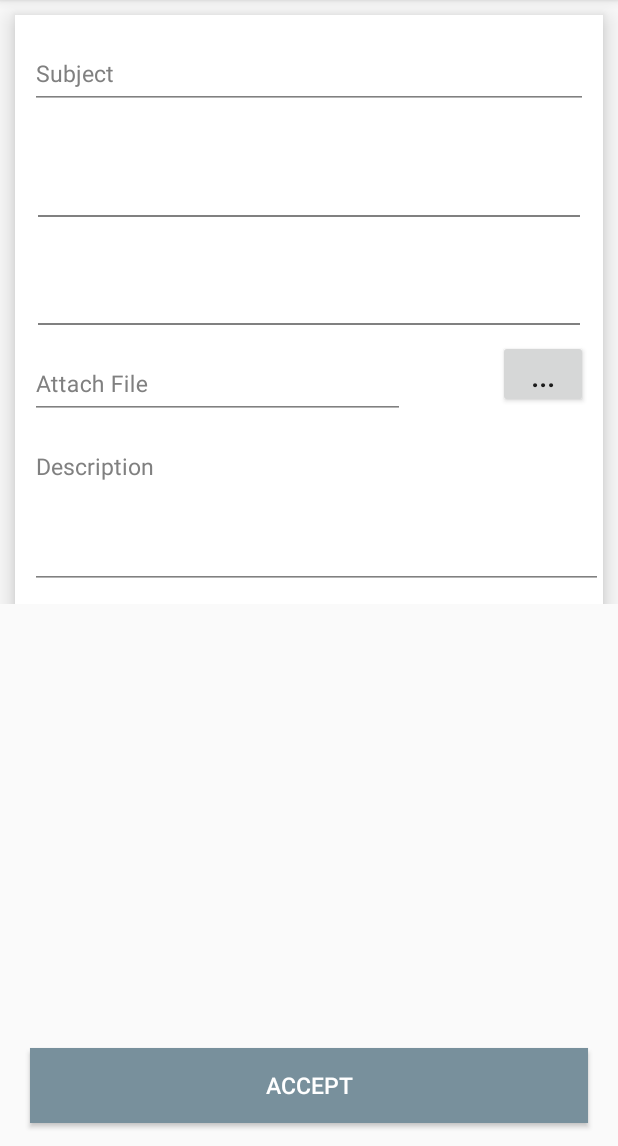
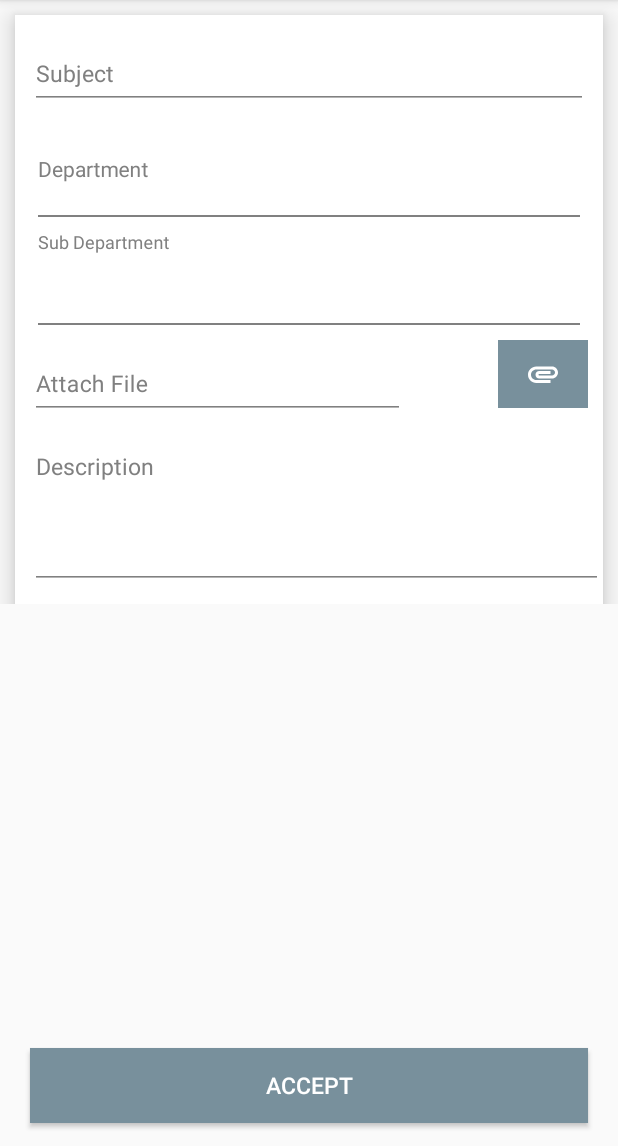
Before and after one commit to abhilashlohar/emitra_app, an Android app: the GrievanceFormActivity screen opened directly, with no data from a screen before it, on a phone screen of 412 x 824 dp, the part 90-1236 px from its top. Run offline under Robolectric (Android 15) with nearby library versions, the phone set to English and light mode, and no system bars.

Commit message:
First Commit

```diff
--- a/app/src/main/java/com/phppoets/grievance/activity/GrievanceFormActivity.java
+++ b/app/src/main/java/com/phppoets/grievance/activity/GrievanceFormActivity.java
@@ -17,6 +17,7 @@ public class GrievanceFormActivity extends AppCompatActivity {
     protected void onCreate(Bundle savedInstanceState) {
         super.onCreate(savedInstanceState);
         setContentView(R.layout.activity_grievance_form);
+        autoTextViewDepartment = (AutoCompleteTextView) findViewById(R.id.autoTextViewDepartment);
         dtInterface = new DataTransferInterface() {
             @Override
             public void setValues(String al) {
--- a/app/src/main/java/com/phppoets/grievance/activity/LoginActivity.java
+++ b/app/src/main/java/com/phppoets/grievance/activity/LoginActivity.java
@@ -54,7 +54,7 @@ public class LoginActivity extends AppCompatActivity {
             @Override
             public void onClick(View view) {
 
-                Intent intent = new Intent(LoginActivity.this, GrievanceFormActivity.class);
+                Intent intent = new Intent(LoginActivity.this, SignUpActivity.class);
                 startActivity(intent);
 
 
--- a/app/src/main/java/com/phppoets/grievance/activity/PaymentStatusActivity.java
+++ b/app/src/main/java/com/phppoets/grievance/activity/PaymentStatusActivity.java
@@ -18,6 +18,7 @@ import com.phppoets.grievance.model.notification.fetchdetail.FetchDetailResult;
 import com.phppoets.grievance.model.notification.fetchdetail.TransactionDetails;
 import com.phppoets.grievance.rest.RestClient;
 
+import java.util.ArrayList;
 import java.util.List;
 
 import retrofit2.Call;
@@ -55,7 +56,7 @@ public class PaymentStatusActivity extends AppCompatActivity {
         rvPaymentDetail.setItemAnimator(new DefaultItemAnimator());
         RecyclerView.LayoutManager mLayoutManager = new LinearLayoutManager(getApplicationContext(), LinearLayoutManager.VERTICAL, false);
         rvPaymentDetail.setLayoutManager((mLayoutManager));
-        billDetail = new BillDetail();
+        billDetailList = new ArrayList<BillDetail>();
         if (getIntent().hasExtra("id")) {
             id = getIntent().getStringExtra("id");
             data = getIntent().getStringExtra("data");
--- a/app/src/main/java/com/phppoets/grievance/adapter/BillDetailAdapter.java
+++ b/app/src/main/java/com/phppoets/grievance/adapter/BillDetailAdapter.java
@@ -26,7 +26,7 @@ public class BillDetailAdapter extends RecyclerView.Adapter<BillDetailAdapter.My
     private List<BillDetail> billDetailList;
     private Activity mContext;
 
-    public BillDetailAdapter(Activity context, List<BillDetail> paymentDetailList) {
+    public BillDetailAdapter(Activity context, List<BillDetail> billDetailList) {
         this.mContext = context;
         this.billDetailList = billDetailList;
     }
--- /dev/null
+++ b/app/src/main/res/drawable/ic_attachment_black_24dp.xml
@@ -0,0 +1,9 @@
+<vector xmlns:android="http://schemas.android.com/apk/res/android"
+    android:width="24dp"
+    android:height="24dp"
+    android:viewportHeight="24.0"
+    android:viewportWidth="24.0">
+    <path
+        android:fillColor="#fff"
+        android:pathData="M2,12.5C2,9.46 4.46,7 7.5,7H18c2.21,0 4,1.79 4,4s-1.79,4 -4,4H9.5C8.12,15 7,13.88 7,12.5S8.12,10 9.5,10H17v2H9.41c-0.55,0 -0.55,1 0,1H18c1.1,0 2,-0.9 2,-2s-0.9,-2 -2,-2H7.5C5.57,9 4,10.57 4,12.5S5.57,16 7.5,16H17v2H7.5C4.46,18 2,15.54 2,12.5z" />
+</vector>
--- a/app/src/main/res/layout/activity_grievance_form.xml
+++ b/app/src/main/res/layout/activity_grievance_form.xml
@@ -100,11 +100,9 @@
                     android:theme="@style/TextLabelAll">
 
                     <AutoCompleteTextView
-                        android:id="@+id/autoCompleteTextView"
-                        android:layout_width="0dp"
+                        android:id="@+id/autoTextViewDepartment"
+                        android:layout_width="match_parent"
                         android:layout_height="40dp"
-                        android:layout_toLeftOf="@+id/img_search"
-                        android:layout_weight="6"
                         android:background="@color/white"
                         android:dropDownHeight="250dp"
                         android:hint="@string/Department"
@@ -135,11 +133,9 @@
                     android:theme="@style/TextLabelAll">
 
                     <AutoCompleteTextView
-                        android:id="@+id/autoCompleteTextViewSub"
-                        android:layout_width="0dp"
+                        android:id="@+id/autoTextViewSubDepartment"
+                        android:layout_width="match_parent"
                         android:layout_height="40dp"
-                        android:layout_toLeftOf="@+id/img_search"
-                        android:layout_weight="6"
                         android:background="@color/white"
                         android:dropDownHeight="250dp"
                         android:hint="@string/SubDepartment"
@@ -185,14 +181,15 @@
 
                     </android.support.design.widget.TextInputLayout>
 
-                    <Button
+                    <ImageButton
                         android:id="@+id/btnAttachFile"
                         android:layout_width="60dp"
                         android:layout_height="45dp"
                         android:layout_alignParentRight="true"
                         android:layout_marginBottom="10dp"
                         android:layout_marginRight="10dp"
-                        android:text="..."
+                        android:background="@color/colorPrimary"
+                        android:src="@drawable/ic_attachment_black_24dp"
                         android:textSize="20sp" />
 
                 </RelativeLayout>
```
Also changed, not shown: app/src/main/res/layout/custom_bill_detail.xml (+2 -5 lines).
